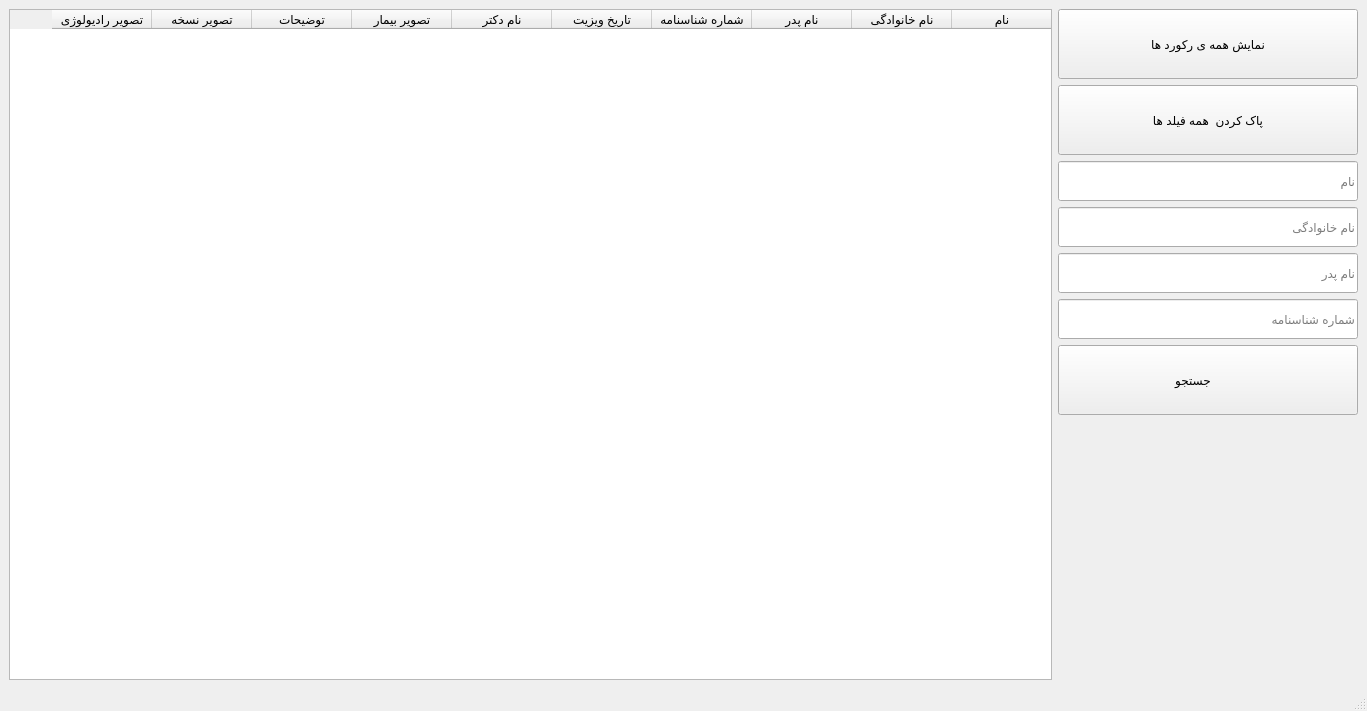
Before: the Qt Designer form gui/new_gui/search_patient/search_patient.ui in ali-ghazi78/AP-final_project, drawn with Qt 5.
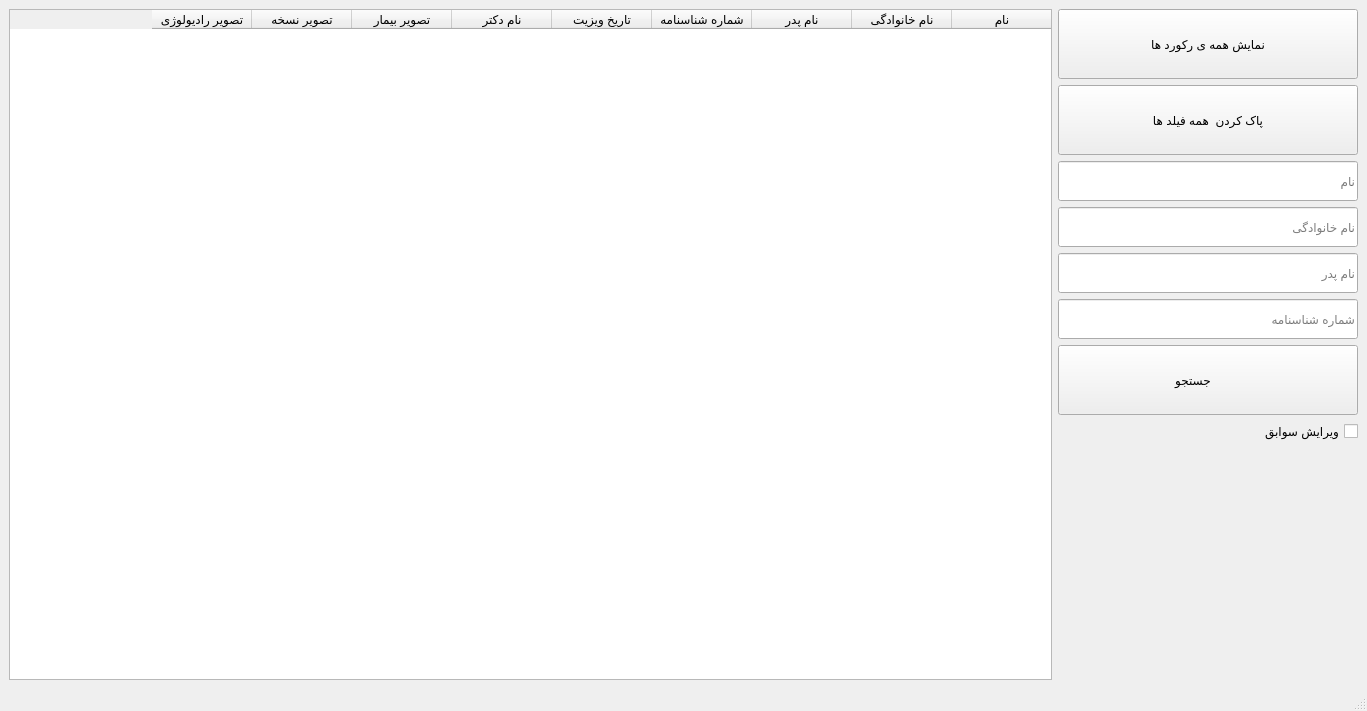
After: the same form once the commit is applied. Icons and pictures are not drawn.

Commit message: record edit is okey

What changed in the file:
```diff
--- a/gui/new_gui/search_patient/search_patient.ui
+++ b/gui/new_gui/search_patient/search_patient.ui
@@ -70,11 +70,6 @@
         <string>تصویر بیمار</string>
        </property>
       </column>
-      <column>
-       <property name="text">
-        <string>توضیحات</string>
-       </property>
-      </column>
       <column>
        <property name="text">
         <string>تصویر نسخه</string>
@@ -264,6 +259,16 @@
         </property>
        </widget>
       </item>
+      <item>
+       <widget class="QCheckBox" name="editCheckbox">
+        <property name="layoutDirection">
+         <enum>Qt::RightToLeft</enum>
+        </property>
+        <property name="text">
+         <string>ویرایش سوابق</string>
+        </property>
+       </widget>
+      </item>
       <item>
        <widget class="QLabel" name="label_4">
         <property name="text">
```
Left out of the diff: 2 changed lines with no effect on the pictures. The commit also changes 6 other files.
